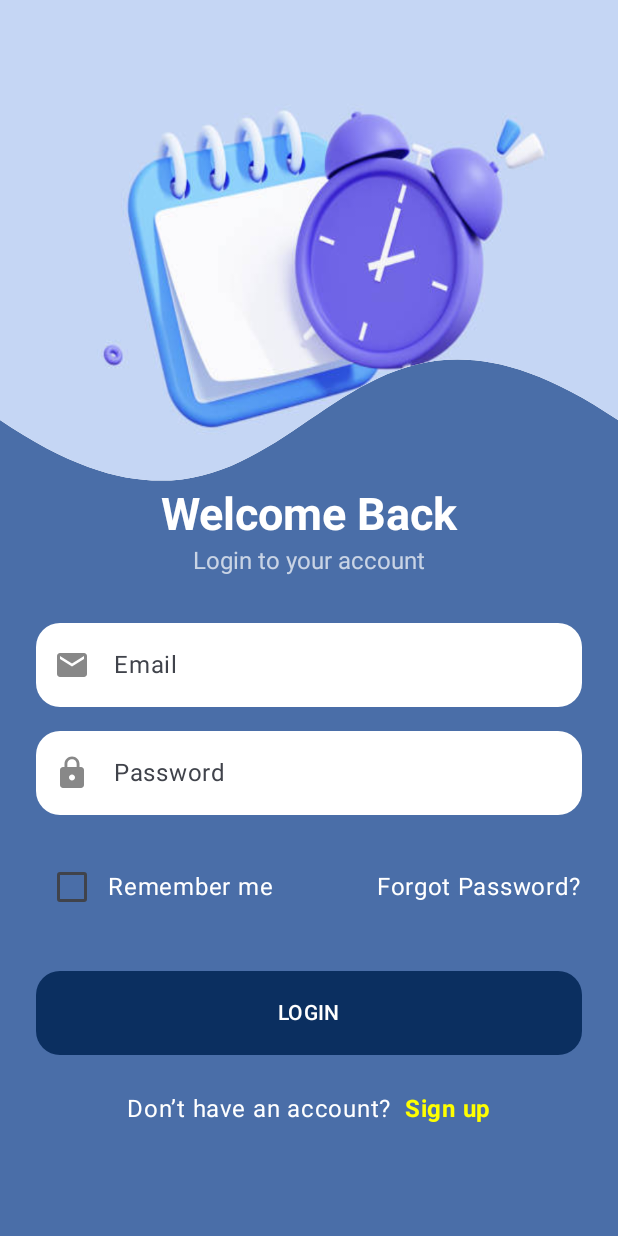
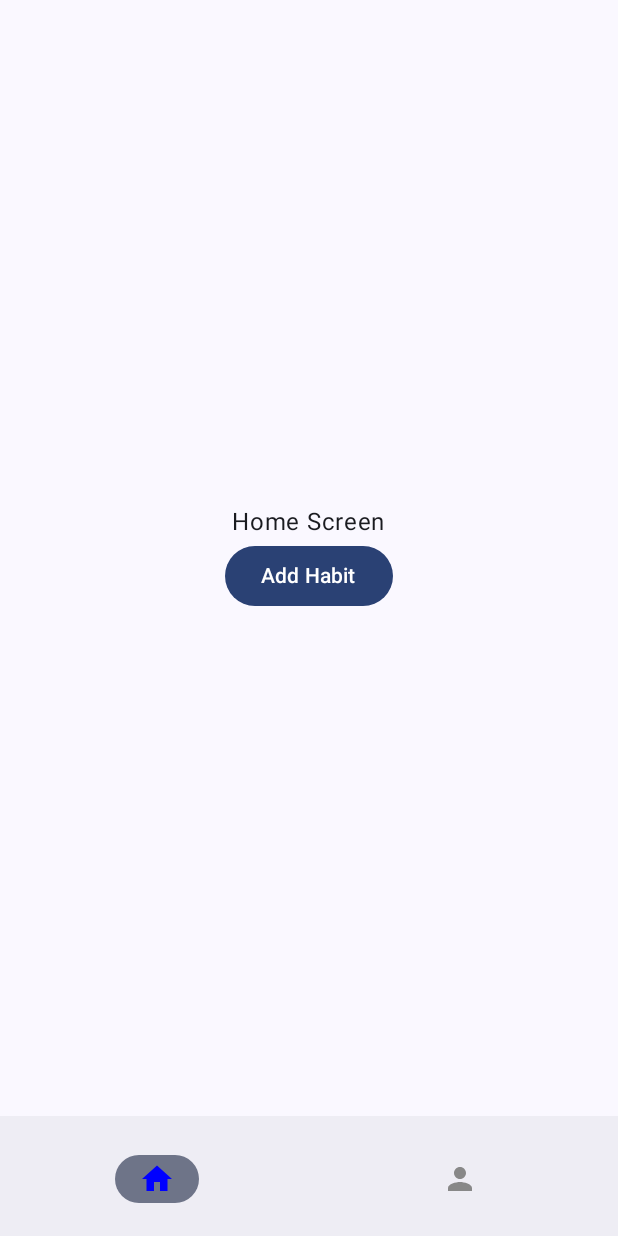
Before and after one commit to basanthaider/HabitTrackerApp, an Android app built with Jetpack Compose: the screen it shows after launch (MainActivity), on a phone screen of 412 x 824 dp. Run offline under Robolectric (Android 15) with nearby library versions, the phone set to English and light mode, and no system bars.

Commit message:
Add navHost and NavController

```diff
--- a/app/build.gradle.kts
+++ b/app/build.gradle.kts
@@ -68,5 +68,6 @@ dependencies {
     debugImplementation(libs.androidx.ui.test.manifest)
 
     implementation("androidx.navigation:navigation-compose:2.8.2")
+    implementation ("com.github.PhilJay:MPAndroidChart:v3.1.0")
 
 }
--- a/app/src/main/java/com/example/habittrackerapp/MainActivity.kt
+++ b/app/src/main/java/com/example/habittrackerapp/MainActivity.kt
@@ -5,6 +5,12 @@ import android.os.Bundle
 import androidx.activity.ComponentActivity
 import androidx.activity.compose.setContent
 import androidx.activity.enableEdgeToEdge
+import androidx.compose.runtime.Composable
+import androidx.compose.ui.tooling.preview.Preview
+import androidx.navigation.compose.rememberNavController
+import com.example.habittrackerapp.ui.screens.HomeScreen
+import com.example.habittrackerapp.ui.screens.NavHostScreen
+import com.example.habittrackerapp.ui.screens.NavigationBottomBar
 import com.example.habittrackerapp.ui.theme.HabitTrackerAppTheme
 
 class MainActivity : ComponentActivity() {
@@ -13,7 +19,8 @@ class MainActivity : ComponentActivity() {
         enableEdgeToEdge()
         setContent {
             HabitTrackerAppTheme {
-                LoginScreen()
+               NavHostScreen()
+
             }
         }
     }
--- a/app/src/main/java/com/example/habittrackerapp/ui/screens/EditHabit.kt
+++ b/app/src/main/java/com/example/habittrackerapp/ui/screens/EditHabit.kt
@@ -3,13 +3,15 @@ package com.example.habittrackerapp.ui.screens
 import androidx.compose.material3.Text
 import androidx.compose.runtime.Composable
 import androidx.compose.ui.tooling.preview.Preview
+import androidx.navigation.NavHostController
+import androidx.navigation.compose.rememberNavController
 
 @Composable
-fun EditHabit(){
+fun EditHabit(navController: NavHostController){
     Text(text = "Edit Habit Screen")
 }
 @Preview(showBackground = true, showSystemUi = true)
 @Composable
 fun EditHabitPreview(){
-   EditHabit()
+   EditHabit(rememberNavController())
 }
--- a/app/src/main/java/com/example/habittrackerapp/ui/screens/HomeScreen.kt
+++ b/app/src/main/java/com/example/habittrackerapp/ui/screens/HomeScreen.kt
@@ -3,6 +3,7 @@ package com.example.habittrackerapp.ui.screens
 import androidx.compose.foundation.layout.Arrangement
 import androidx.compose.foundation.layout.Column
 import androidx.compose.foundation.layout.fillMaxSize
+import androidx.compose.material3.Button
 import androidx.compose.material3.Text
 import androidx.compose.runtime.Composable
 import androidx.compose.ui.Alignment
@@ -12,18 +13,23 @@ import androidx.navigation.NavHostController
 import androidx.navigation.compose.rememberNavController
 
 @Composable
-fun HomeScreen() {
+fun HomeScreen(navController: NavHostController) {
     Column(
         modifier = Modifier.fillMaxSize(),
         verticalArrangement = Arrangement.Center,
         horizontalAlignment = Alignment.CenterHorizontally
     ) {
         Text(text = "Home Screen")
+        Button(onClick = {
+            navController.navigate("/addHabit")
+        }) {
+            Text(text = "Add Habit")
+        }
     }
 }
 
 @Preview(showBackground = true, showSystemUi = true)
 @Composable
 fun HomeScreenPreview() {
-    HomeScreen()
+    HomeScreen(rememberNavController())
 }
--- a/app/src/main/java/com/example/habittrackerapp/ui/screens/LoginScreen.kt
+++ b/app/src/main/java/com/example/habittrackerapp/ui/screens/LoginScreen.kt
@@ -16,10 +16,12 @@ import androidx.compose.ui.text.font.FontWeight
 import androidx.compose.ui.tooling.preview.Preview
 import androidx.compose.ui.unit.dp
 import androidx.compose.ui.unit.sp
+import androidx.navigation.NavHostController
+import androidx.navigation.compose.rememberNavController
 import com.example.habittrackerapp.R
 
 @Composable
-fun LoginScreen() {
+fun LoginScreen(navController: NavHostController) {
     Surface(
         modifier = Modifier.fillMaxSize(),
         color = Color(0xFF4A6EA8) // Background color of the screen
@@ -29,7 +31,9 @@ fun LoginScreen() {
             contentAlignment = Alignment.TopCenter
         ) {
             // Curved background shape
-            CurvedBackground(modifier = Modifier.fillMaxWidth().height(350.dp))
+            CurvedBackground(modifier = Modifier
+                .fillMaxWidth()
+                .height(350.dp))
 
             // Image that fills the entire white area
             Image(
@@ -218,5 +222,5 @@ fun CurvedImageShape() = GenericShape { size, _ ->
 @Preview(showSystemUi = true)
 @Composable
 fun LoginScreenPreview() {
-    LoginScreen()
+    LoginScreen(rememberNavController())
 }
--- a/app/src/main/java/com/example/habittrackerapp/ui/screens/NavHostScreen.kt
+++ b/app/src/main/java/com/example/habittrackerapp/ui/screens/NavHostScreen.kt
@@ -1,24 +1,127 @@
 package com.example.habittrackerapp.ui.screens
 
+import LoginScreen
+import RegisterScreen
+import androidx.compose.animation.AnimatedVisibility
+import androidx.compose.foundation.layout.padding
+import androidx.compose.material.icons.Icons
+import androidx.compose.material.icons.filled.Home
+import androidx.compose.material.icons.filled.Person
+import androidx.compose.material3.BottomAppBar
+import androidx.compose.material3.Icon
+import androidx.compose.material3.NavigationBarItem
+import androidx.compose.material3.NavigationBarItemDefaults
+import androidx.compose.material3.Scaffold
 import androidx.compose.material3.Text
 import androidx.compose.runtime.Composable
+import androidx.compose.runtime.getValue
+import androidx.compose.runtime.mutableStateOf
+import androidx.compose.runtime.remember
+import androidx.compose.runtime.setValue
+import androidx.compose.ui.Modifier
+import androidx.compose.ui.platform.LocalContext
 import androidx.compose.ui.tooling.preview.Preview
+import androidx.navigation.NavHostController
 import androidx.navigation.compose.NavHost
 import androidx.navigation.compose.composable
+import androidx.navigation.compose.currentBackStackEntryAsState
 import androidx.navigation.compose.rememberNavController
+import com.example.habittrackerapp.utils.NavItem
 
 @Composable
 fun NavHostScreen(){
     val navController = rememberNavController()
-    NavHost(navController = navController, startDestination ="/home" ) {
+    var bottomBarVisibility by remember{
+        mutableStateOf(true)
+    }
+    Scaffold (bottomBar = {
+        AnimatedVisibility(visible= bottomBarVisibility ) {
+            NavigationBottomBar(
+                navController = navController,
+                items = listOf(
+                    NavItem(label = "/home", icon = Icons.Default.Home),
+                    NavItem(label = "/profile", icon = Icons.Default.Person)
+                )
+            )
+
+        }
 
 
-//        composable(route="/home"){
-//            HomeScreen(navController)
-//        }
-//        composable(route="/addHabit") {
-//            AddHabit(navController)
-//        }
+    }){
+        NavHost(navController = navController, startDestination ="/home",
+            modifier = Modifier.padding(it)) {
+            composable(route="/login") {
+                bottomBarVisibility= false
+                LoginScreen(navController)
+            }
+            composable(route="/register") {
+                bottomBarVisibility= false
+                RegisterScreen(navController)
+            }
+
+            composable(route="/home"){
+                bottomBarVisibility= true
+                HomeScreen(navController)
+            }
+            composable(route="/addHabit") {
+                bottomBarVisibility=false
+                AddHabit(navController)
+            }
+            composable(route="/editHabit"){
+                bottomBarVisibility =false
+                EditHabit(navController)
+            }
+            composable(route="/profile") {
+                bottomBarVisibility= true
+                ProfileScreen(navController)
+            }
+
+        }
+    }
+
+
+
+
+
+
+
+}
+@Composable
+fun NavigationBottomBar(navController: NavHostController,items:List<NavItem>) {
+    val navBackStackEntry = navController.currentBackStackEntryAsState()
+    val context = LocalContext.current.applicationContext
+    val currentRoute = navBackStackEntry.value?.destination?.route
+    BottomAppBar {
+        items.forEach { item ->
+            NavigationBarItem(
+                selected = currentRoute == item.label,
+                onClick = {
+                    navController.navigate(item.label) {
+                        popUpTo(navController.graph.startDestinationId) {
+                            saveState = true
+                        }
+                        launchSingleTop = true
+                        restoreState = true
+                    }
+                },
+                icon = { Icon(imageVector = item.icon, contentDescription = item.label) },
+                alwaysShowLabel = false,
+                colors = NavigationBarItemDefaults.colors(
+                    selectedIconColor = androidx.compose.ui.graphics.Color.Blue,
+                    selectedTextColor = androidx.compose.ui.graphics.Color.Blue,
+                    unselectedTextColor = androidx.compose.ui.graphics.Color.Gray,
+                    unselectedIconColor = androidx.compose.ui.graphics.Color.Gray
+                )
+
+
+            )
+
+        }
 
     }
 }
+@Preview(showBackground = true, showSystemUi = true)
+@Composable
+fun NavHostScreenPreview() {
+    NavHostScreen()
+}
--- a/app/src/main/java/com/example/habittrackerapp/ui/screens/SignUpScreen.kt
+++ b/app/src/main/java/com/example/habittrackerapp/ui/screens/SignUpScreen.kt
@@ -10,10 +10,12 @@ import androidx.compose.ui.text.font.FontWeight
 import androidx.compose.ui.tooling.preview.Preview
 import androidx.compose.ui.unit.dp
 import androidx.compose.ui.unit.sp
+import androidx.navigation.NavHostController
+import androidx.navigation.compose.rememberNavController
 import com.example.habittrackerapp.R
 
 @Composable
-fun RegisterScreen() {
+fun RegisterScreen(navController: NavHostController) {
     Surface(
         modifier = Modifier.fillMaxSize(),
         color = Color(0xFF4A6EA8) // Background color of the screen
@@ -205,5 +207,5 @@ fun RegisterScreen() {
 @Preview(showSystemUi = true)
 @Composable
 fun RegisterScreenPreview() {
-    RegisterScreen()
+    RegisterScreen(rememberNavController())
 }
--- a/settings.gradle.kts
+++ b/settings.gradle.kts
@@ -16,6 +16,7 @@ dependencyResolutionManagement {
     repositories {
         google()
         mavenCentral()
+        maven( "https://jitpack.io" )
     }
 }
 
```
Also changed, not shown: app/src/main/java/com/example/habittrackerapp/ui/screens/MainScreen.kt (+8 -0 lines), app/src/main/java/com/example/habittrackerapp/ui/screens/ProfileScreen.kt (+41 -9 lines).
